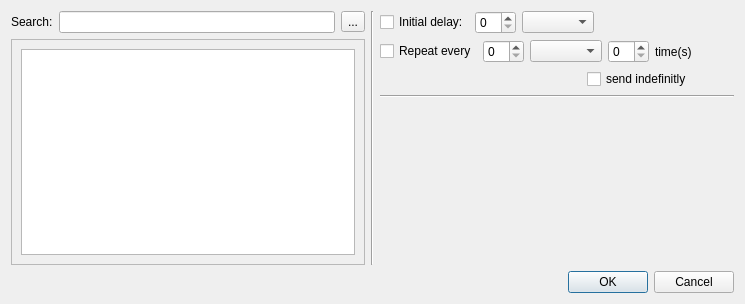
First picture: the form in src/app/comms_champion/ui/MessageUpdateDialog.ui, repository commschamp/comms_champion, before the edit.
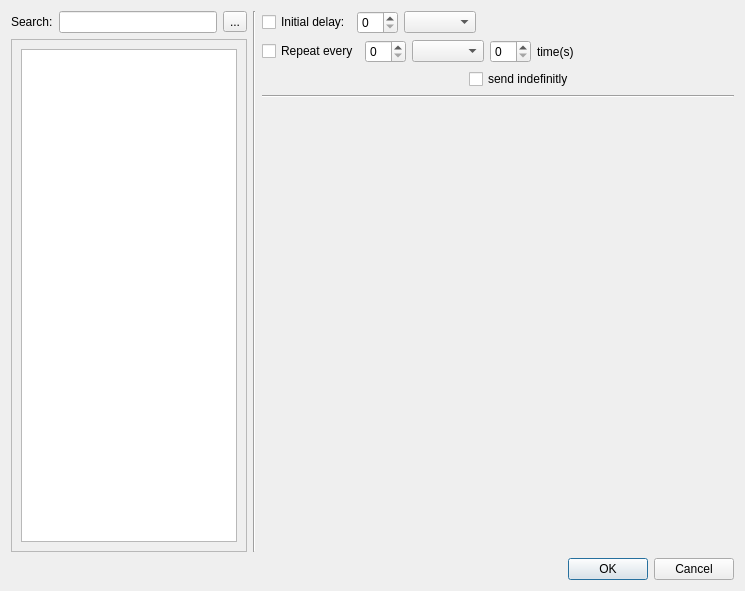
Second picture: the form after the edit. Icons and pictures are not drawn.

Commit message: Disiplaying list of the available messages in new message dialog.

```diff
--- a/src/app/comms_champion/ui/MessageUpdateDialog.ui
+++ b/src/app/comms_champion/ui/MessageUpdateDialog.ui
@@ -7,15 +7,15 @@
     <x>0</x>
     <y>0</y>
     <width>745</width>
-    <height>304</height>
+    <height>591</height>
    </rect>
   </property>
   <property name="windowTitle">
    <string>Message Update Dialog</string>
   </property>
-  <layout class="QVBoxLayout" name="verticalLayout_5">
+  <layout class="QVBoxLayout" name="verticalLayout_5" stretch="0,0">
    <item>
-    <layout class="QHBoxLayout" name="horizontalLayout_9">
+    <layout class="QHBoxLayout" name="horizontalLayout_9" stretch="1,0,2">
      <item>
       <layout class="QVBoxLayout" name="verticalLayout_4">
        <item>
@@ -56,8 +56,8 @@
            <rect>
             <x>0</x>
             <y>0</y>
-            <width>274</width>
-            <height>210</height>
+            <width>233</width>
+            <height>497</height>
            </rect>
           </property>
           <layout class="QVBoxLayout" name="verticalLayout">
```
The commit also changes 22 other files.
